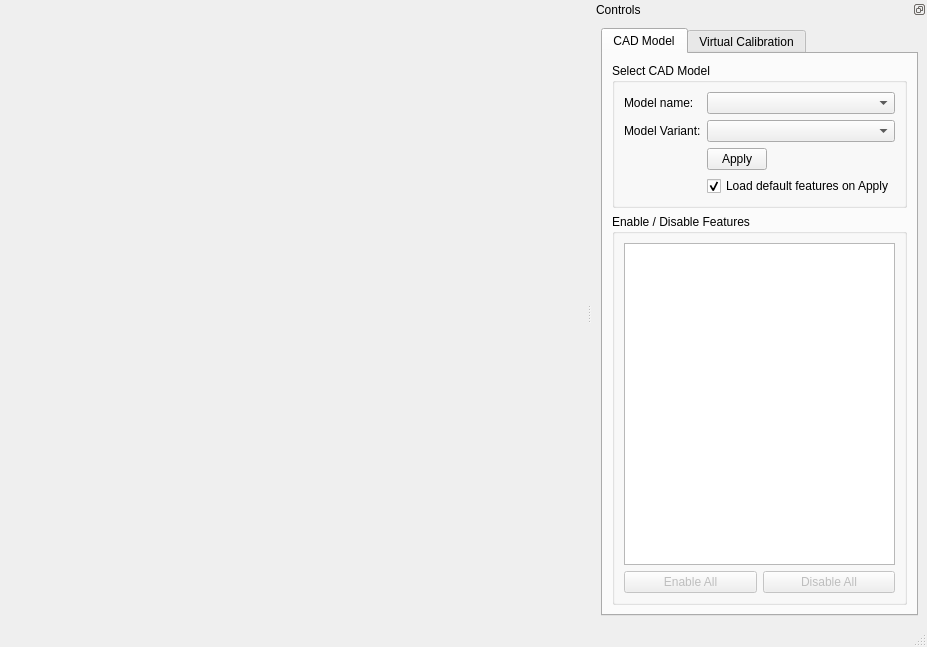
Qt form calcam/ui/view_designer.ui (euratom-software/calcam) before a commit.
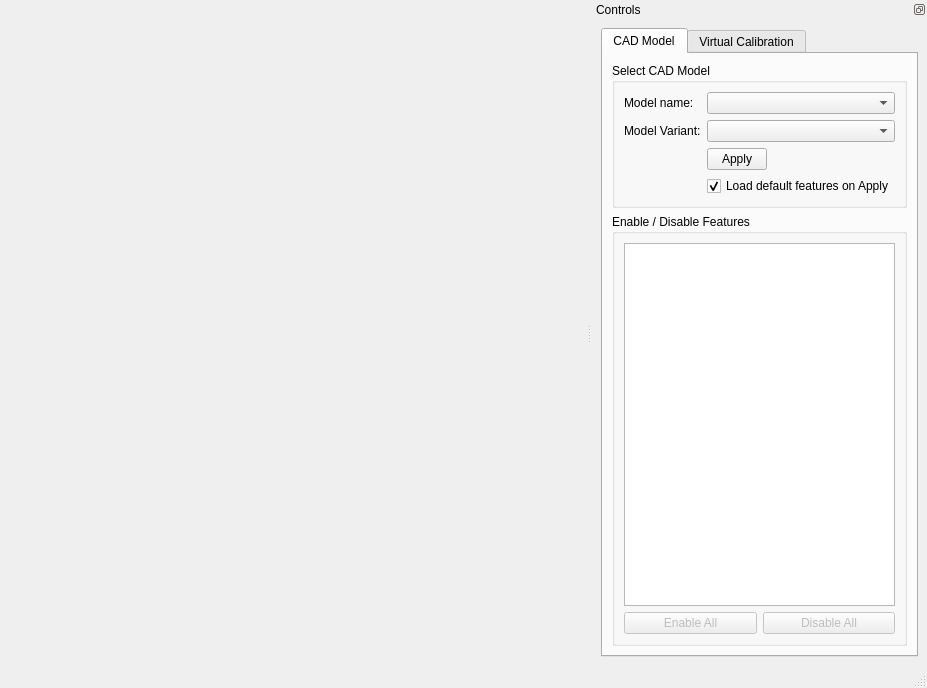
The same form after that commit.

```diff
--- a/calcam/ui/view_designer.ui
+++ b/calcam/ui/view_designer.ui
@@ -7,7 +7,7 @@
     <x>0</x>
     <y>0</y>
     <width>927</width>
-    <height>647</height>
+    <height>688</height>
    </rect>
   </property>
   <property name="sizePolicy">
```
Left out of the diff: 2 changed lines with no effect on the pictures.
